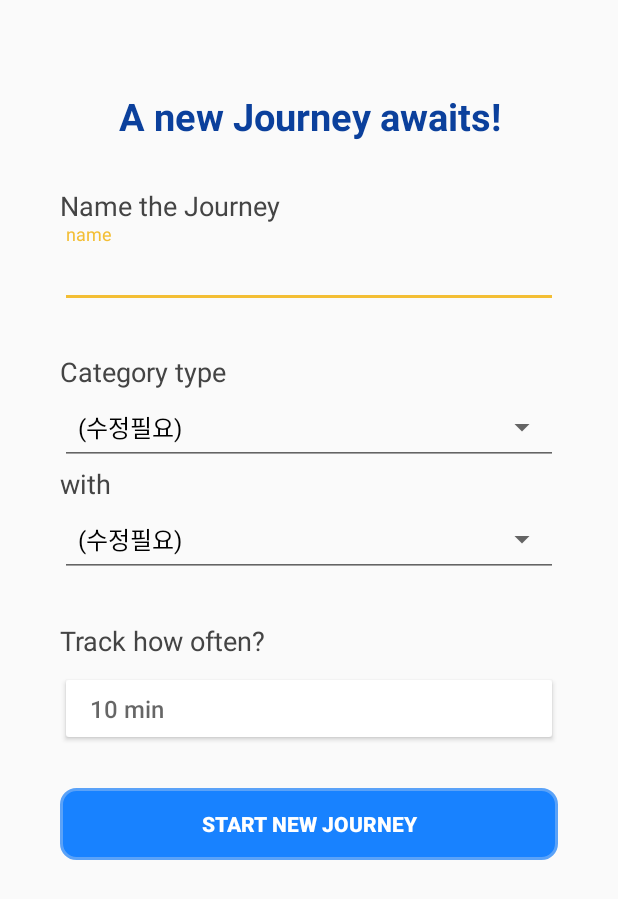
After one commit to Hansel-and-Gretel/crum_android, an Android app: the CreateJourneyActivity screen opened directly, with no data from a screen before it, on a phone screen of 412 x 824 dp. The commit adds this screen. Shown: the top 899 px of the screen. Run offline under Robolectric (Android 15) with nearby library versions, the phone set to English and light mode, and no system bars.

Commit message:
For chanhee

```diff
--- a/app/build.gradle
+++ b/app/build.gradle
@@ -6,7 +6,7 @@
 
     defaultConfig {
         applicationId "kr.ac.konkuk.cookiehouse"
-        minSdkVersion 16
+        minSdkVersion 17
         targetSdkVersion 30
         versionCode 1
         versionName "1.0"
--- a/app/src/main/java/kr/ac/konkuk/cookiehouse/DataStorage/PlacesDBControl.java
+++ b/app/src/main/java/kr/ac/konkuk/cookiehouse/DataStorage/PlacesDBControl.java
@@ -128,9 +128,9 @@
         return cursor;
     }
 
-    public boolean edit(Places place, int placeID){
-
-    }
+//    public boolean edit(Places place, int placeID){
+//
+//    }
 
     // 시간으로 삭제할까.. id를 어떻게
     public void delete(String time) {
--- /dev/null
+++ b/app/src/main/java/kr/ac/konkuk/cookiehouse/Path/CreateJourneyActivity.java
@@ -0,0 +1,149 @@
+package kr.ac.konkuk.cookiehouse.Path;
+
+import android.app.Dialog;
+import android.content.Intent;
+import android.os.Bundle;
+import android.util.Log;
+import android.view.Menu;
+import android.view.MenuItem;
+import android.view.View;
+import android.widget.AdapterView;
+import android.widget.ArrayAdapter;
+import android.widget.Button;
+import android.widget.EditText;
+import android.widget.NumberPicker;
+import android.widget.Spinner;
+
+import androidx.appcompat.app.AppCompatActivity;
+
+import com.google.android.material.bottomnavigation.BottomNavigationView;
+
+import java.util.ArrayList;
+
+import kr.ac.konkuk.cookiehouse.R;
+import kr.ac.konkuk.cookiehouse.Utils.BottomNavigationViewHelper;
+
+public class CreateJourneyActivity extends AppCompatActivity {
+
+    private static final String TAG = "CreateJourneyActivity";
+    private static final int ACTIVITY_NUM = 1;
+
+
+    // TODO: freqency settings
+    public static final String[] locateFrequencyOptions = {"5", "10", "15", "20"};
+    public int frequencySetting = -1;
+
+    // TODO: category list and accompany types
+    // for spinner.. (임시)
+//    private static final ArrayList<String> TYPES = new ArrayList<>();
+//    private static final ArrayList<String> PARTY = new ArrayList<>();
+    ArrayAdapter<CharSequence> typesAdapter;
+    ArrayAdapter<CharSequence> partyAdapter;
+
+    EditText journeyName;
+    Spinner journeyType;
+    Spinner journeyWith;
+    Button frequencyBtn;
+
+
+
+    @Override
+    protected void onCreate(Bundle savedInstanceState) {
+        super.onCreate(savedInstanceState);
+
+        setContentView(R.layout.layout_journey_new);
+
+        journeyName = findViewById(R.id.input_journey_name);
+        journeyType = findViewById(R.id.input_journey_type);
+        journeyWith = findViewById(R.id.input_journey_with);
+        frequencyBtn = findViewById(R.id.input_locate_frequency);
+
+        SpinnerOnSelectedListener onSelectedListener = new SpinnerOnSelectedListener();
+        BtnOnClickListener onClickListener = new BtnOnClickListener();
+        journeyType.setOnItemSelectedListener(onSelectedListener);
+        journeyWith.setOnItemSelectedListener(onSelectedListener);
+        frequencyBtn.setOnClickListener(onClickListener);
+
+        typesAdapter = ArrayAdapter.createFromResource(this, R.array.journey_type, R.layout.support_simple_spinner_dropdown_item);
+        partyAdapter = ArrayAdapter.createFromResource(this, R.array.journey_with, R.layout.support_simple_spinner_dropdown_item);
+        journeyType.setAdapter(typesAdapter);
+        journeyWith.setAdapter(partyAdapter);
+    }
+
+    class SpinnerOnSelectedListener implements AdapterView.OnItemSelectedListener {
+        @Override
+        public void onItemSelected(AdapterView<?> parent, View view, int position, long id) {
+            switch (view.getId()) {
+                case R.id.input_journey_type:
+                    //category = categoryList.get(position).toString();
+                    break;
+                case R.id.input_journey_with:
+                    break;
+            }
+        }
+        @Override
+        public void onNothingSelected(AdapterView<?> parent) { }
+    }
+
+
+    class BtnOnClickListener implements View.OnClickListener {
+        @Override
+        public void onClick(View v) {
+            switch (v.getId()){
+                case R.id.input_locate_frequency:
+                    final Dialog frequencyDialog = new Dialog(CreateJourneyActivity.this);
+                    frequencyDialog.setContentView(R.layout.layout_pin_frequency_dialog);
+
+                    Button okBtn = (Button) frequencyDialog.findViewById(R.id.set_btn);
+                    Button cancelBtn = (Button) frequencyDialog.findViewById(R.id.cancel_btn);
+
+                    final NumberPicker frequencyPicker = (NumberPicker) frequencyDialog.findViewById(R.id.frequency_picker);
+                    frequencyPicker.setMinValue(0);
+                    frequencyPicker.setMaxValue(locateFrequencyOptions.length-1);
+                    frequencyPicker.setDisplayedValues(locateFrequencyOptions);
+                    frequencyPicker.setDescendantFocusability(NumberPicker.FOCUS_BEFORE_DESCENDANTS);
+                    frequencyPicker.setWrapSelectorWheel(false);
+
+                    // TODO
+                    frequencyPicker.setValue(1);        // default: 10 min
+
+                    frequencyPicker.setOnValueChangedListener(new NumberPicker.OnValueChangeListener() {
+                        @Override
+                        public void onValueChange(NumberPicker picker, int oldVal, int newVal) {
+                        }
+                    });
+
+                    okBtn.setOnClickListener(new View.OnClickListener() {
+                        @Override
+                        public void onClick(View v) {
+                            frequencySetting = Integer.parseInt(locateFrequencyOptions[frequencyPicker.getValue()]);
+                            frequencyBtn.setText(frequencySetting + " min");
+                            frequencyBtn.setTextSize(18);
+                            frequencyDialog.dismiss();
+                        }
+                    });
+                    cancelBtn.setOnClickListener(new View.OnClickListener() {
+                        @Override
+                        public void onClick(View v) {
+                            frequencyDialog.dismiss();
+                        }
+                    });
+                    frequencyDialog.show();
+                    break;
+            }
+        }
+    }
+
+    /*
+     * Bottom Navigation view setup
+     * */
+    private void setupBottomNavigationView(){
+        Log.d(TAG,"SetupBottomNavigationView : setting up BottomNavigationView");
+        BottomNavigationView bottomNavigationView = (BottomNavigationView) findViewById(R.id.bottom_navigation);
+        BottomNavigationViewHelper.enableNavigation(this, bottomNavigationView);
+        Menu menu = bottomNavigationView.getMenu();
+        MenuItem menuItem = menu.getItem(ACTIVITY_NUM);
+        menuItem.setChecked(true);
+
+    }
+}
--- a/app/src/main/res/layout/layout_journey_new.xml
+++ b/app/src/main/res/layout/layout_journey_new.xml
@@ -34,7 +34,7 @@
         android:layout_marginBottom="30dp">
 
         <EditText
-            android:id="@+id/new_journey_title"
+            android:id="@+id/input_journey_name"
             android:layout_width="match_parent"
             android:layout_height="wrap_content"
             android:hint="name"/>
@@ -55,7 +55,7 @@
         android:layout_height="50dp"
         android:spinnerMode="dropdown"
         android:hint="type"
-        style="@style/Widget.AppCompat.Spinner.Underlined" />
+        style="@style/Widget.AppCompat.Spinner.Underlined"/>
 
     <TextView
         android:layout_width="match_parent"
@@ -104,6 +104,7 @@
             android:textAlignment="gravity"
             android:paddingStart="20dp"
             android:textColor="@color/colorTextNormal"
+            android:textSize="16sp"
             android:paddingLeft="20dp" />
 
     </com.google.android.material.textfield.TextInputLayout>
--- a/app/src/main/res/values/strings.xml
+++ b/app/src/main/res/values/strings.xml
@@ -4,4 +4,28 @@
     <string name="Journey2"> Daily Life </string>
     <string name="Journey3"> Europe for 30 days</string>
 
+<!--    TYPES-->
+    <string-array name="journey_type">
+        <item>(수정필요)</item>
+        <item>Daily Life</item>
+        <item>Nature</item>
+        <item>Adventure</item>
+        <item>Relax</item>
+        <item>Sightseeing</item>
+        <item>Religious</item>
+        <item>Road Trip</item>
+        <item>etc.</item>
+    </string-array>
+
+
+<!--    PARTY-->
+    <string-array name="journey_with">
+        <item>(수정필요)</item>
+        <item>Solo</item>
+        <item>Family</item>
+        <item>Friends</item>
+        <item>Lover</item>
+        <item>Group</item>
+    </string-array>
+
 </resources>
```
Also changed, not shown: app/src/main/AndroidManifest.xml (+7 -0 lines), app/src/main/java/kr/ac/konkuk/cookiehouse/Path/MainJourneyActivity.java (added, +144 -0 lines), app/src/main/res/layout/layout_pin_frequency_dialog.xml (added, +76 -0 lines).
